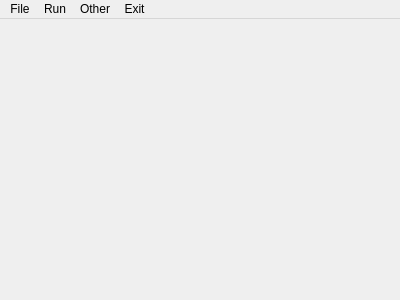
Old version of the form mainwindow.ui in the repository CieloSun/LifeGameGUI.
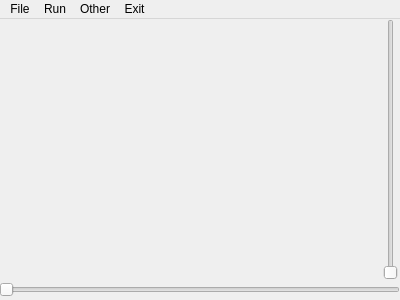
New version of the form.

Diff of the .ui file:
```diff
--- a/mainwindow.ui
+++ b/mainwindow.ui
@@ -13,7 +13,34 @@
   <property name="windowTitle">
    <string>MainWindow</string>
   </property>
-  <widget class="QWidget" name="centralWidget"/>
+  <widget class="QWidget" name="centralWidget">
+   <widget class="QSlider" name="horizontalSlider">
+    <property name="geometry">
+     <rect>
+      <x>-1</x>
+      <y>260</y>
+      <width>401</width>
+      <height>22</height>
+     </rect>
+    </property>
+    <property name="orientation">
+     <enum>Qt::Horizontal</enum>
+    </property>
+   </widget>
+   <widget class="QSlider" name="verticalSlider">
+    <property name="geometry">
+     <rect>
+      <x>380</x>
+      <y>0</y>
+      <width>22</width>
+      <height>261</height>
+     </rect>
+    </property>
+    <property name="orientation">
+     <enum>Qt::Vertical</enum>
+    </property>
+   </widget>
+  </widget>
   <widget class="QMenuBar" name="menuBar">
    <property name="geometry">
     <rect>
```
